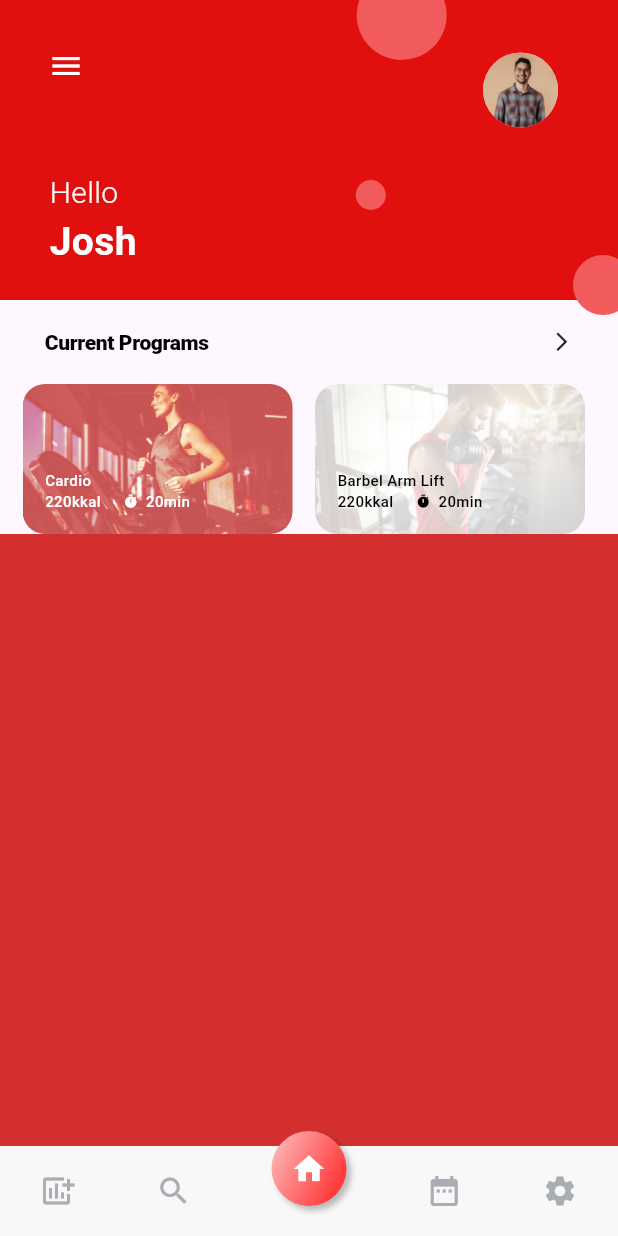
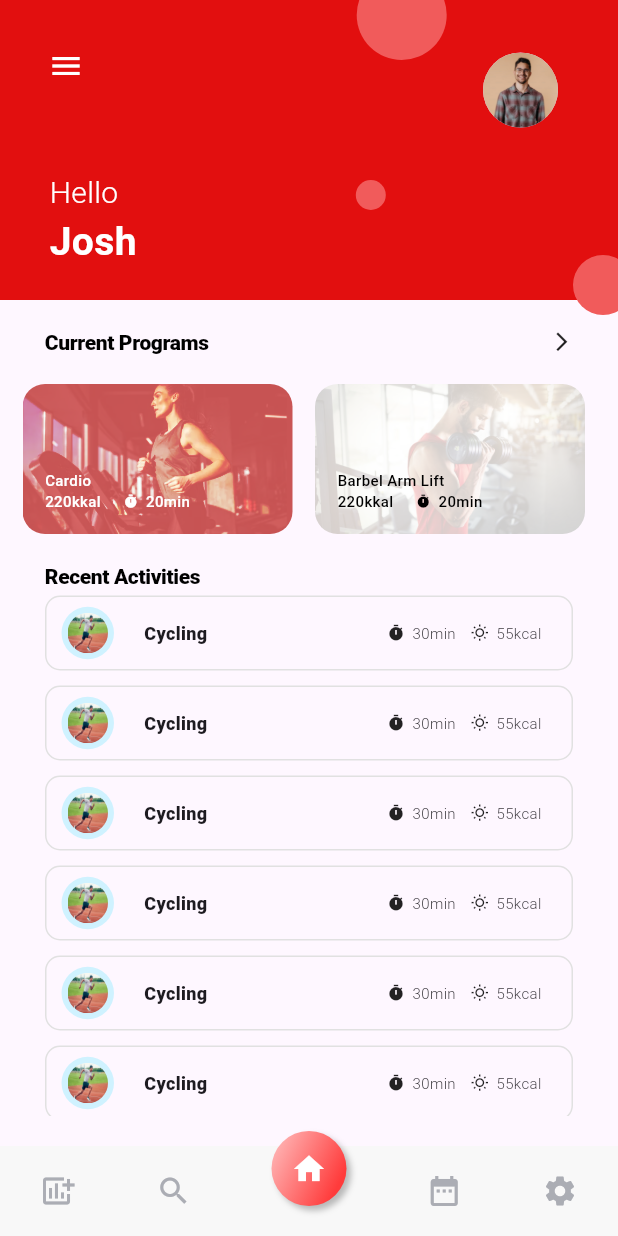
Before and after one commit to daracoo/fitness-tracker, a Flutter app: the screen it shows after launch, on a phone screen of 412 x 824 dp. Run offline on Flutter 3.47's test engine with Material 3 defaults, Android fonts, the phone set to English and light mode, and no system bars.

Commit message:
Add 'Recent Activities' part

```diff
--- a/lib/pages/home/widgets/activity.dart
+++ b/lib/pages/home/widgets/activity.dart
@@ -1,3 +1,5 @@
+import 'dart:math';
+
 import 'package:flutter/material.dart';
 
 class RecentActivities extends StatelessWidget {
@@ -6,10 +8,87 @@ class RecentActivities extends StatelessWidget {
   @override
   Widget build(BuildContext context) {
     return Expanded(
-      child: Container(
-          width: double.infinity,
-          color: Colors.red[700],
+      child: Padding(
+        padding: const EdgeInsets.symmetric(vertical: 20, horizontal: 30),
+        child: Column(
+          crossAxisAlignment: CrossAxisAlignment.start,
+          children: [
+            Text('Recent Activities',
+            style: Theme.of(context).textTheme.displayLarge,
+            ),
+            Expanded(
+              child: ListView.builder(
+                itemCount: 10,
+                itemBuilder: (context, index){
+                return ActivityItem();
+              },),
+            )
+          ],
+        ),
       ),
     );
   }
 }
+
+class ActivityItem extends StatelessWidget {
+  const ActivityItem({super.key});
+
+  static const activities = [
+    'Cycling',
+    'Swimming',
+    'Walking',
+    'Hiking',
+    'Running'
+  ];
+
+  @override
+  Widget build(BuildContext context) {
+
+    String activity = activities[Random().nextInt(activities.length)];
+
+    return GestureDetector(
+      onTap: () {
+        Navigator.of(context).pushNamed('/details');
+      },
+      child: Container(
+        margin: const EdgeInsets.symmetric(vertical: 5),
+        height: 50,
+        decoration: BoxDecoration(
+          border: Border.all(color: Color(0xffe1e1e1),
+          ),
+          borderRadius: BorderRadius.circular(10),
+        ),
+        child: Row(children: [
+          SizedBox(width: 10,),
+          Container(
+            padding: const EdgeInsets.all(4),
+            decoration: BoxDecoration(
+              shape: BoxShape.circle,
+              color: Color(0xffcff2ff),
+            ),
+            height: 35,
+            width: 35,
+            child: Container(
+              decoration: BoxDecoration(
+                  shape: BoxShape.circle,
+                  image: DecorationImage(image: AssetImage('assets/running.png'),
+                  fit: BoxFit.fill)
+              ),
+            ),
+          ),
+          SizedBox(width: 20),
+          Text(activity, style: TextStyle(fontSize: 12, fontWeight: FontWeight.w900),),
+          Expanded(child: SizedBox()),
+          Icon(Icons.timer, size: 12,),
+          SizedBox(width: 5,),
+          Text('30min', style: TextStyle(fontSize: 10, fontWeight: FontWeight.w300),),
+          SizedBox(width: 10,),
+          Icon(Icons.wb_sunny_outlined, size: 12,),
+          SizedBox(width: 5,),
+          Text('55kcal', style: TextStyle(fontSize: 10, fontWeight: FontWeight.w300),),
+          SizedBox(width: 20,)
+        ],),
+      ),
+    );
+  }
+}
```
Also changed, not shown: assets/running.png (added).
